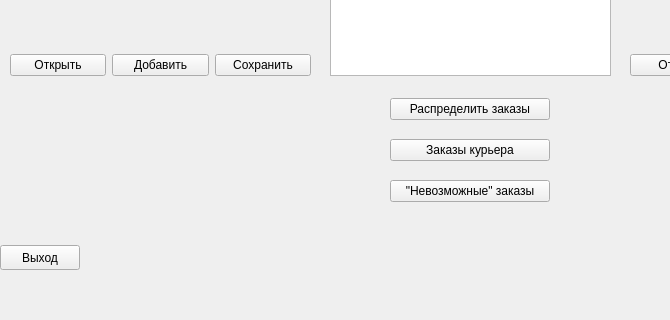
medadon41/bsuir-cpp-qt, file Lab2/mainwindow.ui: the form before one commit; both pictures show x 0 to 670 and y 185 to 505 of the 955 by 505 pixel window.
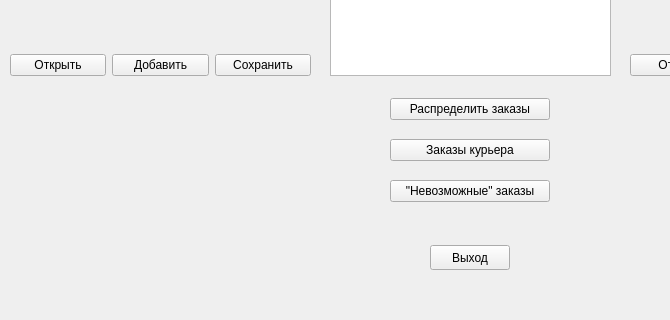
The form after the commit.

What changed in the file:
```diff
--- a/Lab2/mainwindow.ui
+++ b/Lab2/mainwindow.ui
@@ -242,7 +242,7 @@
    <widget class="QPushButton" name="pushButton">
     <property name="geometry">
      <rect>
-      <x>0</x>
+      <x>430</x>
       <y>430</y>
       <width>80</width>
       <height>25</height>
```
